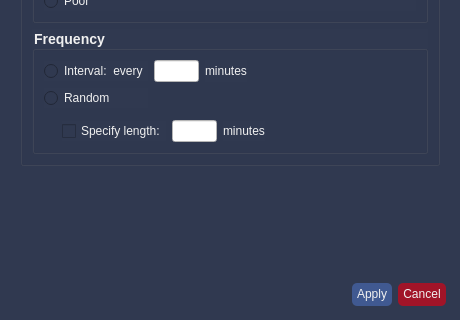
First picture: the form in src/rqt_gcs/resources/SettingsWidget.ui, repository CSUN-SERL/lcar-bot, before the edit; both pictures show x 0 to 460 and y 270 to 590 of the 460 by 590 pixel window.
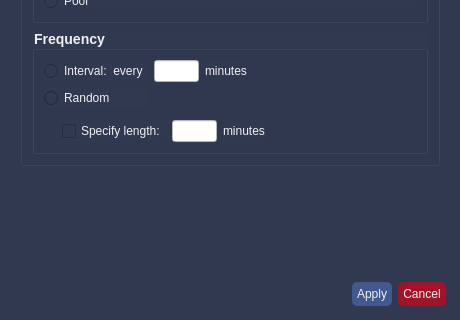
Second picture: the form after the edit.

Commit message: FINALLY go unanswered queries to work the way its supposed to. starting update of main window menu buttons at the top of the window

```diff
--- a/src/rqt_gcs/resources/SettingsWidget.ui
+++ b/src/rqt_gcs/resources/SettingsWidget.ui
@@ -89,13 +89,7 @@
 
 QPushButton{
 	border-radius: 5px;
-	/*padding-left: 4px;
-	padding-right:4px;
-	padding-top:2px;
-	padding-bottom:2px;*/
 	padding:5px;
-	padding-top:4px;
-	padding-bottom:5px;
     margin:3px;
 }
 </string>
```
The commit also changes 5 other files.
